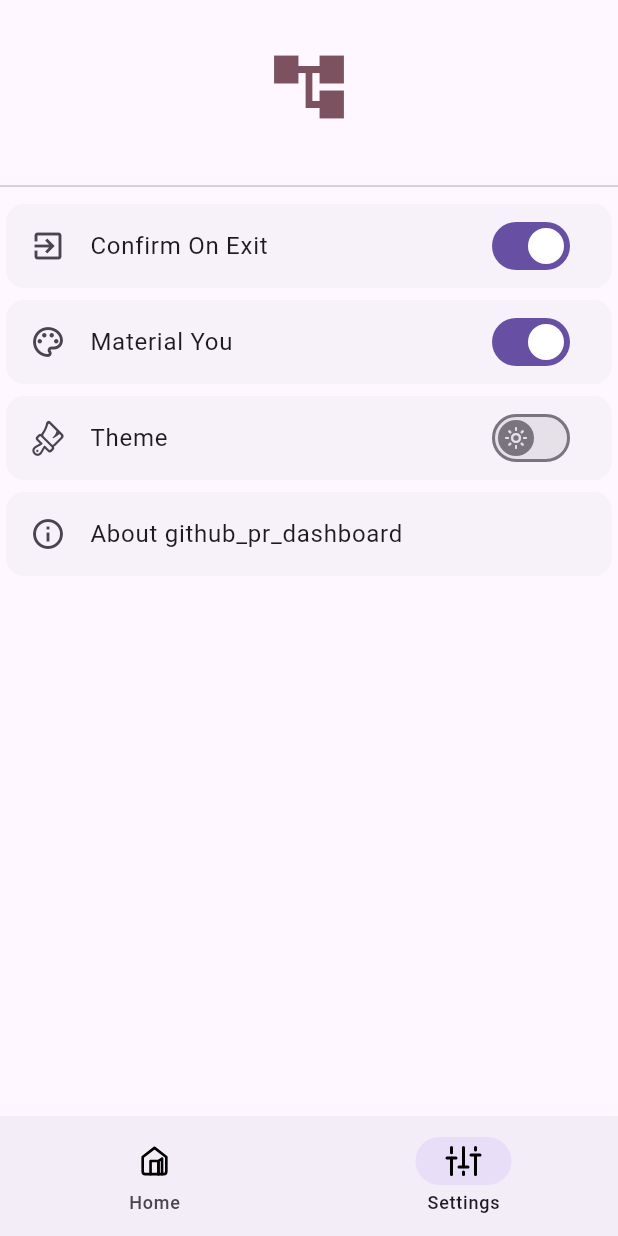
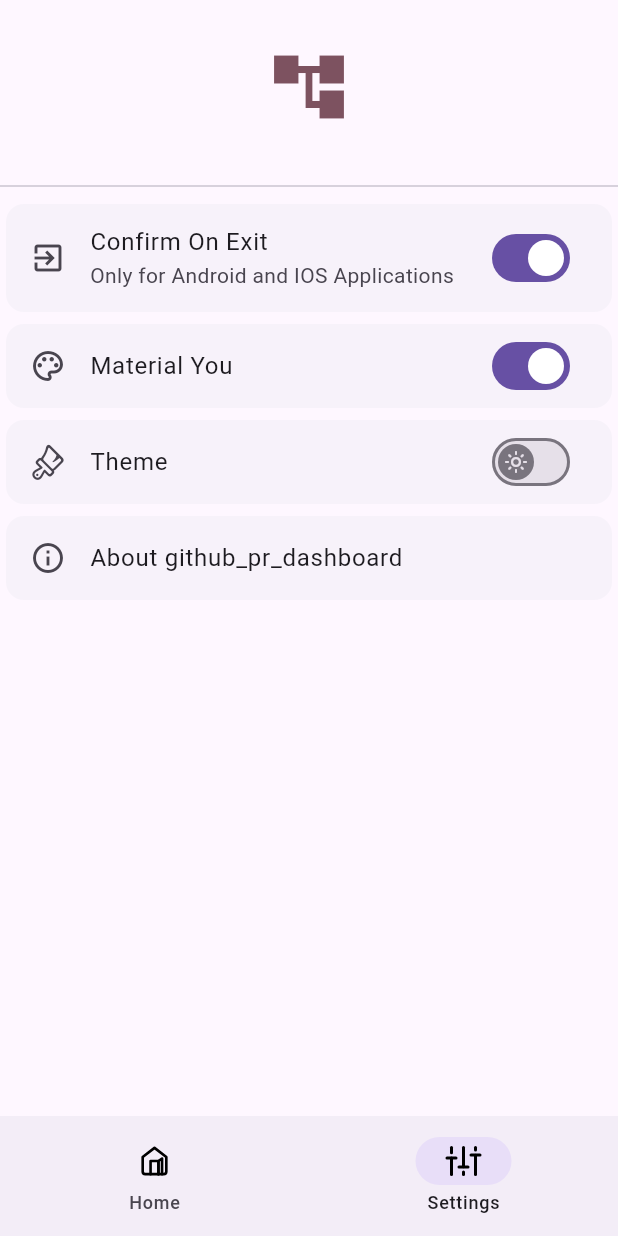
Before and after one commit to kingavatar/Github-PR-Dashboard, a Flutter app: the screen it shows after launch, item 2 of the bottom bar chosen, on a phone screen of 412 x 824 dp. Run offline on Flutter 3.47's test engine with Material 2 defaults, Android fonts, the light colour scheme and no system bars; drawn by our look-alikes of dynamic_color; our stand-ins replace beamer, cached_network_image, dio, flutter_riverpod, flutter_svg, infinite_scroll_pagination and 4 more; missing offline and left inert: flutter_exit_app; generated files the repository leaves out were written again; network calls fail.

Commit message:
feat: add nav rail and github action to deploy to gh-pages
So Finally I have added Navigation Rail which is better option for large size devices like desktop
and web and I have resized some of the components to have a max-width for large screens.

```diff
--- /dev/null
+++ b/lib/animations.dart
@@ -0,0 +1,86 @@
+import 'package:flutter/animation.dart';
+
+class BarAnimation extends ReverseAnimation {
+  BarAnimation({required AnimationController parent})
+      : super(
+          CurvedAnimation(
+            parent: parent,
+            curve: const Interval(0, 1 / 5),
+            reverseCurve: const Interval(1 / 5, 4 / 5),
+          ),
+        );
+}
+
+class OffsetAnimation extends CurvedAnimation {
+  OffsetAnimation({required super.parent})
+      : super(
+          curve: const Interval(
+            2 / 5,
+            3 / 5,
+            curve: Curves.easeInOutCubicEmphasized,
+          ),
+          reverseCurve: Interval(
+            4 / 5,
+            1,
+            curve: Curves.easeInOutCubicEmphasized.flipped,
+          ),
+        );
+}
+
+class RailAnimation extends CurvedAnimation {
+  RailAnimation({required super.parent})
+      : super(
+          curve: const Interval(0 / 5, 4 / 5),
+          reverseCurve: const Interval(3 / 5, 1),
+        );
+}
+
+class RailFabAnimation extends CurvedAnimation {
+  RailFabAnimation({required super.parent})
+      : super(
+          curve: const Interval(3 / 5, 1),
+        );
+}
+
+class ScaleAnimation extends CurvedAnimation {
+  ScaleAnimation({required super.parent})
+      : super(
+          curve: const Interval(
+            3 / 5,
+            4 / 5,
+            curve: Curves.easeInOutCubicEmphasized,
+          ),
+          reverseCurve: Interval(
+            3 / 5,
+            1,
+            curve: Curves.easeInOutCubicEmphasized.flipped,
+          ),
+        );
+}
+
+class ShapeAnimation extends CurvedAnimation {
+  ShapeAnimation({required super.parent})
+      : super(
+          curve: const Interval(
+            2 / 5,
+            3 / 5,
+            curve: Curves.easeInOutCubicEmphasized,
+          ),
+        );
+}
+
+class SizeAnimation extends CurvedAnimation {
+  SizeAnimation({required super.parent})
+      : super(
+          curve: const Interval(
+            0 / 5,
+            3 / 5,
+            curve: Curves.easeInOutCubicEmphasized,
+          ),
+          reverseCurve: Interval(
+            2 / 5,
+            1,
+            curve: Curves.easeInOutCubicEmphasized.flipped,
+          ),
+        );
+}
--- a/lib/main.dart
+++ b/lib/main.dart
@@ -4,12 +4,15 @@ import 'package:flutter/material.dart';
 import 'package:flutter_exit_app/flutter_exit_app.dart';
 import 'package:flutter_riverpod/flutter_riverpod.dart';
 import 'package:flutter_svg/flutter_svg.dart';
+import 'package:github_pr_dashboard/animations.dart';
 import 'package:github_pr_dashboard/models.dart';
 import 'package:github_pr_dashboard/providers.dart';
 import 'package:github_pr_dashboard/screens/main_details.dart';
 import 'package:github_pr_dashboard/screens/main_screen.dart';
 import 'package:github_pr_dashboard/screens/search_screen.dart';
 import 'package:github_pr_dashboard/screens/settings_screen.dart';
+import 'package:github_pr_dashboard/widgets/navigation_bar.dart';
+import 'package:github_pr_dashboard/widgets/navigation_rail.dart';
 import 'package:lottie/lottie.dart';
 
 void main() {
@@ -72,7 +75,7 @@ class MyApp extends ConsumerWidget {
     return DynamicColorBuilder(builder: (lightColorScheme, darkColorScheme) {
       final dynamicColor = ref.watch(dynamicColorProvider);
       return MaterialApp.router(
-        title: 'Github Cloded PR Dashboard',
+        title: 'Github Closed PR Dashboard',
         theme: ThemeData(
             colorSchemeSeed: dynamicColor ? null : const Color(0XFF0D1117),
             colorScheme: dynamicColor ? lightColorScheme : null,
@@ -112,6 +115,14 @@ class _HomeScreenState extends ConsumerState<HomeScreen>
   bool showSearchBar = false;
   bool isBottomSheetOpen = false;
   PersistentBottomSheetController<void>? _bottomSheetController;
+  late final _controller = AnimationController(
+      duration: const Duration(milliseconds: 1000),
+      reverseDuration: const Duration(milliseconds: 1250),
+      value: 0,
+      vsync: this);
+  late final _railAnimation = RailAnimation(parent: _controller);
+  late final _barAnimation = BarAnimation(parent: _controller);
+  bool controllerInitialized = false;
 
   @override
   void initState() {
@@ -134,6 +145,7 @@ class _HomeScreenState extends ConsumerState<HomeScreen>
     _searchController.dispose();
     _filterController.dispose();
     _controllerRepository.dispose();
+    _controller.dispose();
     super.dispose();
   }
 
@@ -146,13 +158,52 @@ class _HomeScreenState extends ConsumerState<HomeScreen>
   }
 
   @override
+  void didChangeDependencies() {
+    super.didChangeDependencies();
+
+    final AnimationStatus status = _controller.status;
+    if (MediaQuery.of(context).size.width > 600) {
+      if (status != AnimationStatus.forward &&
+          status != AnimationStatus.completed) {
+        _controller.forward();
+      }
+    } else {
+      if (status != AnimationStatus.reverse &&
+          status != AnimationStatus.dismissed) {
+        _controller.reverse();
+      }
+    }
+    if (!controllerInitialized) {
+      controllerInitialized = true;
+      _controller.value = MediaQuery.of(context).size.width > 600 ? 1 : 0;
+    }
+  }
+
+  @override
   Widget build(BuildContext context) {
     final addDark = ref.watch(isDarkModeProvider) ? '-dark' : '';
+    final List<Destination> destinations = <Destination>[
+      Destination(
+          icon: Lottie.asset('assets/home$addDark.json',
+              width: 28, controller: _homeController, fit: BoxFit.contain),
+          label: "Home"),
+      Destination(
+          icon: Lottie.asset('assets/settingsV2$addDark.json',
+              controller: _settingController, fit: BoxFit.contain),
+          label: "Settings")
+    ];
     return WillPopScope(
       onWillPop: () async {
         final confirmOnExit = ref.watch(confirmOnExitProvider);
         if (!confirmOnExit) {
           return true;
+        }
+        if (isBottomSheetOpen) {
+          _bottomSheetController?.close();
+          setState(() {
+            isBottomSheetOpen = false;
+          });
+          return false;
         }
         final value = await showDialog<bool>(
           context: context,
@@ -180,69 +231,14 @@ class _HomeScreenState extends ConsumerState<HomeScreen>
 
         return value == true;
       },
-      child: Scaffold(
-        appBar: displayOnlyHome(
-          AppBar(
-            title: AppBarTitle(),
-            actions: [
-              IconButton(
-                  icon: const Icon(Icons.search),
-                  onPressed: () => context.beamToNamed('/search')),
-              Builder(
-                builder: (context) => Consumer(
-                  builder: (context, ref, child) {
-                    final addDark =
-                        ref.watch(isDarkModeProvider) ? '-dark' : '';
-                    return IconButton(
-                      splashRadius: 50,
-                      // iconSize: 100,
-                      icon: Lottie.asset('assets/menuV4$addDark.json',
-                          controller: _filterController, fit: BoxFit.contain),
-                      onPressed: () {
-                        // Controlling BottomSheet
-                        if (isBottomSheetOpen) {
-                          _bottomSheetController?.close();
-                          setState(() {
-                            isBottomSheetOpen = false;
-                          });
-                          return;
-                        } else {
-                          setState(() {
-                            isBottomSheetOpen = true;
-                          });
-                          _filterController.reset();
-                          _filterController.forward();
-                        }
-
-                        _bottomSheetController =
-                            Scaffold.of(context).showBottomSheet<void>(
-                          constraints: const BoxConstraints(maxWidth: 640),
-                          elevation: 8,
-                          enableDrag: true,
-                          clipBehavior: Clip
-                              .antiAliasWithSaveLayer, // for ripple to overflow out of bottomsheet
-                          (context) {
-                            return const BottomModalWidget();
-                          },
-                        );
-                        _bottomSheetController?.closed
-                            .then((_) => _filterController.reverse());
-                      },
-                    );
-                  },
-                ),
-              ),
-            ],
-          ),
-        ),
-        body: IndexedStack(
-            index: _currentIndex,
-          children: const [
-            MainScreen(),
-            SettingsScreen(),
-          ],
-        ),
-        bottomNavigationBar: NavigationBar(
+      child: AnimatedBuilder(
+          animation: _controller,
+          builder: (context, _) {
+            return Row(
+              mainAxisSize: MainAxisSize.max,
+              children: [
+                MyNavigationRail(
+                  railAnimation: _railAnimation,
                   selectedIndex: _currentIndex,
                   onDestinationSelected: (int index) {
                     setState(() => _currentIndex = index);
@@ -262,7 +258,8 @@ class _HomeScreenState extends ConsumerState<HomeScreen>
                       }
                     } else if (index == 1) {
                       _homeController.forward();
-                  if (_settingController.status == AnimationStatus.dismissed) {
+                      if (_settingController.status ==
+                          AnimationStatus.dismissed) {
                         _settingController.reset();
                         _settingController.forward();
                       } else {
@@ -270,22 +267,115 @@ class _HomeScreenState extends ConsumerState<HomeScreen>
                       }
                     }
                   },
-              destinations: <Widget>[
-                NavigationDestination(
-                  icon: Lottie.asset('assets/home$addDark.json',
-                      width: 28,
-                      controller: _homeController,
+                  destinations: destinations,
+                ),
+                Expanded(
+                  child: Scaffold(
+                    appBar: displayOnlyHome(
+                      AppBar(
+                        title: AppBarTitle(),
+                        actions: [
+                          IconButton(
+                              icon: const Icon(Icons.search),
+                              onPressed: () => context.beamToNamed('/search')),
+                          Builder(
+                            builder: (context) => Consumer(
+                              builder: (context, ref, child) {
+                                final addDark = ref.watch(isDarkModeProvider)
+                                    ? '-dark'
+                                    : '';
+                                return IconButton(
+                                  splashRadius: 50,
+                                  // iconSize: 100,
+                                  icon: Lottie.asset(
+                                      'assets/menuV4$addDark.json',
+                                      controller: _filterController,
                                       fit: BoxFit.contain),
-                  label: 'Home',
+                                  onPressed: () {
+                                    // Controlling BottomSheet
+                                    if (isBottomSheetOpen) {
+                                      _bottomSheetController?.close();
+                                      setState(() {
+                                        isBottomSheetOpen = false;
+                                      });
+                                      return;
+                                    } else {
+                                      setState(() {
+                                        isBottomSheetOpen = true;
+                                      });
+                                      _filterController.reset();
+                                      _filterController.forward();
+                                    }
+
+                                    _bottomSheetController =
+                                        Scaffold.of(context)
+                                            .showBottomSheet<void>(
+                                      constraints:
+                                          const BoxConstraints(maxWidth: 640),
+                                      elevation: 8,
+                                      enableDrag: true,
+                                      clipBehavior: Clip
+                                          .antiAliasWithSaveLayer, // for ripple to overflow out of bottomsheet
+                                      (context) {
+                                        return const BottomModalWidget();
+                                      },
+                                    );
+                                    _bottomSheetController?.closed.then(
+                                        (_) => _filterController.reverse());
+                                  },
+                                );
+                              },
                             ),
-                NavigationDestination(
-                  icon: Lottie.asset('assets/settingsV2$addDark.json',
-                      controller: _settingController, fit: BoxFit.contain),
-                  label: 'Settings',
                           ),
                         ],
                       ),
                     ),
+                    body: IndexedStack(
+                      index: _currentIndex,
+                      children: const [
+                        MainScreen(),
+                        SettingsScreen(),
+                      ],
+                    ),
+                    bottomNavigationBar: MyBottomNavigationBar(
+                      barAnimation: _barAnimation,
+                      selectedIndex: _currentIndex,
+                      onDestinationSelected: (int index) {
+                        setState(() => _currentIndex = index);
+                        Beamer.of(context).update(
+                          configuration: RouteInformation(
+                            location:
+                                index == 0 ? '/?tab=pr' : '/?tab=settings',
+                          ),
+                          rebuild: false,
+                        );
+                        if (index == 0) {
+                          _settingController.reverse();
+                          if (_homeController.status ==
+                              AnimationStatus.dismissed) {
+                            _homeController.reset();
+                            _homeController.forward();
+                          } else {
+                            _homeController.reverse();
+                          }
+                        } else if (index == 1) {
+                          _homeController.forward();
+                          if (_settingController.status ==
+                              AnimationStatus.dismissed) {
+                            _settingController.reset();
+                            _settingController.forward();
+                          } else {
+                            _settingController.reverse();
+                          }
+                        }
+                      },
+                      destinations: destinations,
+                    ),
+                  ),
+                ),
+              ],
+            );
+          }),
     );
   }
 }
--- a/lib/models.dart
+++ b/lib/models.dart
@@ -3,6 +3,14 @@ import 'dart:convert';
 
 import 'package:flutter/material.dart';
 import 'package:flutter_riverpod/flutter_riverpod.dart';
+import 'package:lottie/lottie.dart';
+
+class Destination {
+  final LottieBuilder icon;
+  final String label;
+
+  const Destination({required this.icon, required this.label});
+}
 
 class PullRequest {
   final int id;
--- a/lib/screens/settings_screen.dart
+++ b/lib/screens/settings_screen.dart
@@ -55,6 +55,7 @@ class _SettingsScreenState extends ConsumerState<SettingsScreen> {
           child: ListTile(
             leading: const Icon(Icons.exit_to_app_outlined),
             title: const Text("Confirm On Exit"),
+            subtitle: const Text("Only for Android and IOS Applications"),
             trailing: Switch(
               value: confirmOnExit,
               onChanged: (value) => ref
--- /dev/null
+++ b/lib/transitions/bottom_bar.dart
@@ -0,0 +1,46 @@
+import 'package:flutter/material.dart';
+import '../animations.dart';
+
+class BottomBarTransition extends StatefulWidget {
+  const BottomBarTransition(
+      {super.key,
+      required this.animation,
+      // required this.backgroundColor,
+      required this.child});
+
+  final Animation<double> animation;
+  // final Color backgroundColor;
+  final Widget child;
+
+  @override
+  State<BottomBarTransition> createState() => _BottomBarTransition();
+}
+
+class _BottomBarTransition extends State<BottomBarTransition> {
+  late final Animation<Offset> offsetAnimation = Tween<Offset>(
+    begin: const Offset(0, 1),
+    end: Offset.zero,
+  ).animate(OffsetAnimation(parent: widget.animation));
+
+  late final Animation<double> heightAnimation = Tween<double>(
+    begin: 0,
+    end: 1,
+  ).animate(SizeAnimation(parent: widget.animation));
+
+  @override
+  Widget build(BuildContext context) {
+    return ClipRect(
+      // child: DecoratedBox(
+      // decoration: BoxDecoration(color: widget.backgroundColor),
+      child: Align(
+        alignment: Alignment.topLeft,
+        heightFactor: heightAnimation.value,
+        child: FractionalTranslation(
+          translation: offsetAnimation.value,
+          child: widget.child,
+        ),
+      ),
+      // ),
+    );
+  }
+}
--- /dev/null
+++ b/lib/widgets/navigation_bar.dart
@@ -0,0 +1,37 @@
+import 'package:flutter/material.dart';
+import 'package:github_pr_dashboard/animations.dart';
+import 'package:github_pr_dashboard/models.dart';
+import 'package:github_pr_dashboard/transitions/bottom_bar.dart';
+import 'package:lottie/lottie.dart';
+
+class MyBottomNavigationBar extends StatelessWidget {
+  final int selectedIndex;
+  final void Function(int) onDestinationSelected;
+  final List<Destination> destinations;
+  final BarAnimation barAnimation;
+  const MyBottomNavigationBar(
+      {super.key,
+      required this.selectedIndex,
+      required this.onDestinationSelected,
+      required this.destinations,
+      required this.barAnimation});
+
+  @override
+  Widget build(BuildContext context) {
+    return BottomBarTransition(
+      animation: barAnimation,
+      child: NavigationBar(
+        selectedIndex: selectedIndex,
+        onDestinationSelected: (int index) => onDestinationSelected(index),
+        destinations: destinations
+            .map(
+              (d) => NavigationDestination(
+                icon: d.icon,
+                label: d.label,
+              ),
+            )
+            .toList(),
+      ),
+    );
+  }
+}
```
Also changed, not shown: lib/screens/search_screen.dart (+5 -2 lines), lib/transitions/nav_rail.dart (added, +53 -0 lines), lib/widgets/navigation_rail.dart (added, +58 -0 lines), .github/workflows/publish.yaml (added), 1 other file. Lines whose indentation alone changed are shown as unchanged.
